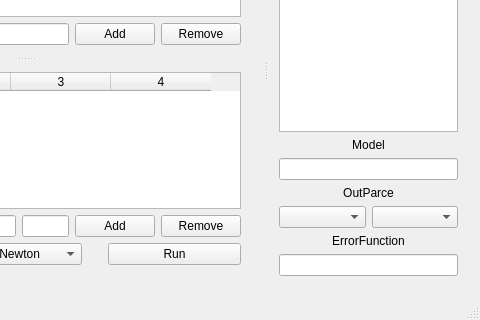
First picture: the form in mainwindow.ui, repository MKras/SpiceExtract, before the edit; both pictures show x 223 to 703 and y 177 to 497 of the 703 by 497 pixel window.
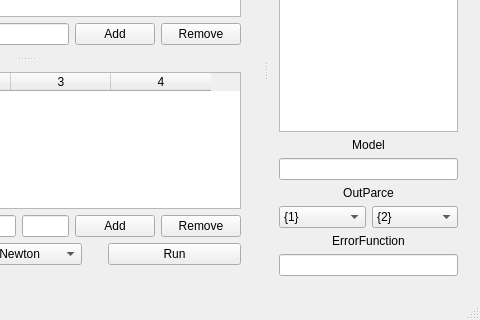
Second picture: the form after the edit. Icons and pictures are not drawn.

```diff
--- a/mainwindow.ui
+++ b/mainwindow.ui
@@ -358,10 +358,22 @@
             <item>
              <layout class="QHBoxLayout" name="Outparse_Layout">
               <item>
-               <widget class="QComboBox" name="Outparse_cb_x"/>
+               <widget class="QComboBox" name="Outparse_cb_x">
+                <item>
+                 <property name="text">
+                  <string>{1}</string>
+                 </property>
+                </item>
+               </widget>
               </item>
               <item>
-               <widget class="QComboBox" name="Outparse_cb_y"/>
+               <widget class="QComboBox" name="Outparse_cb_y">
+                <item>
+                 <property name="text">
+                  <string>{2}</string>
+                 </property>
+                </item>
+               </widget>
               </item>
              </layout>
             </item>
```
